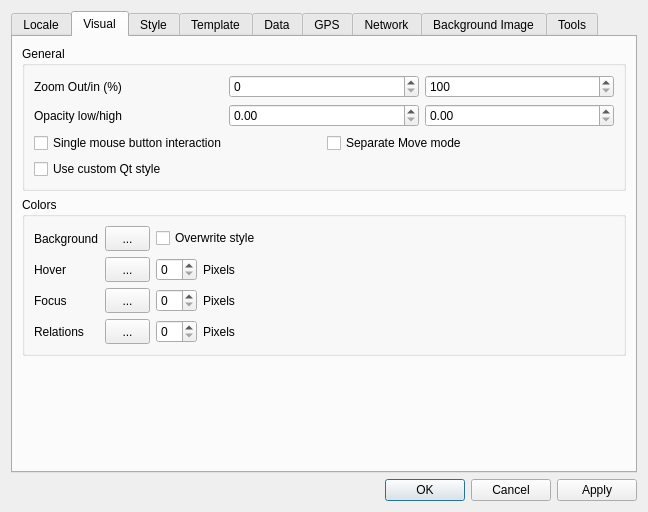
This is src/Preferences/PreferencesDialog.ui in openstreetmap/merkaartor as Qt 5 draws it before an edit. The edited form follows.
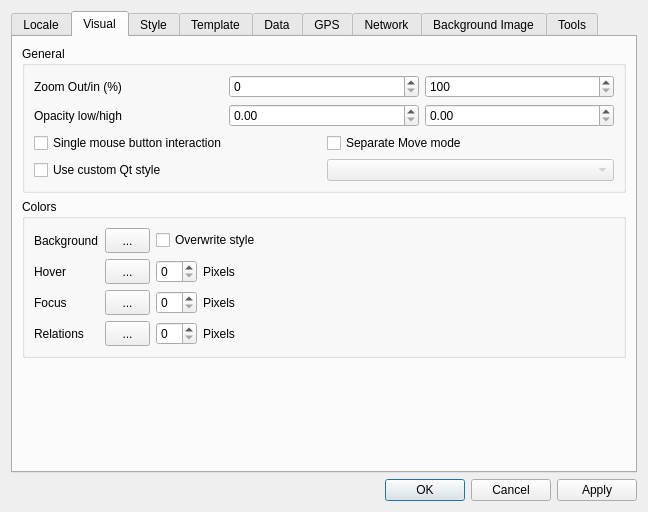
This is the edited form.

Commit message: CHG : Preferences lists (Bookmarks, WMS servers, ...) are now distributed and saved as XML in ~/.merkaartor. Allow proper merging (fixes #1401) CHG : Preferences are uploaded to OSM in binary, base-64 encoded, 254 char slice. Allow to bypass the 255 char per preference limitation. ADD : Allow to choose which Qt style to use via a combobox CHG : Implement the custom styles as plugins

The edit to the form file:
```diff
--- a/src/Preferences/PreferencesDialog.ui
+++ b/src/Preferences/PreferencesDialog.ui
@@ -182,6 +182,13 @@
               </property>
              </widget>
             </item>
+            <item row="1" column="1" >
+             <widget class="QComboBox" name="comboCustomStyle" >
+              <property name="enabled" >
+               <bool>false</bool>
+              </property>
+             </widget>
+            </item>
            </layout>
           </item>
          </layout>
```
Left out of the diff: 68 changed lines with no effect on the pictures. The commit also changes 49 other files.
